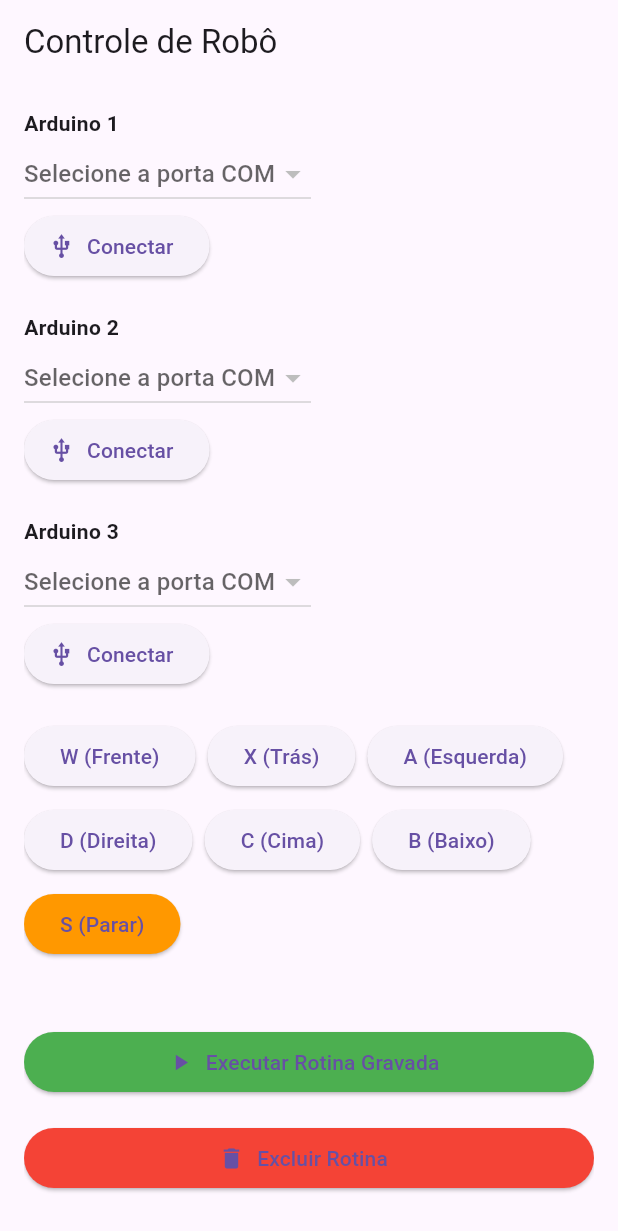
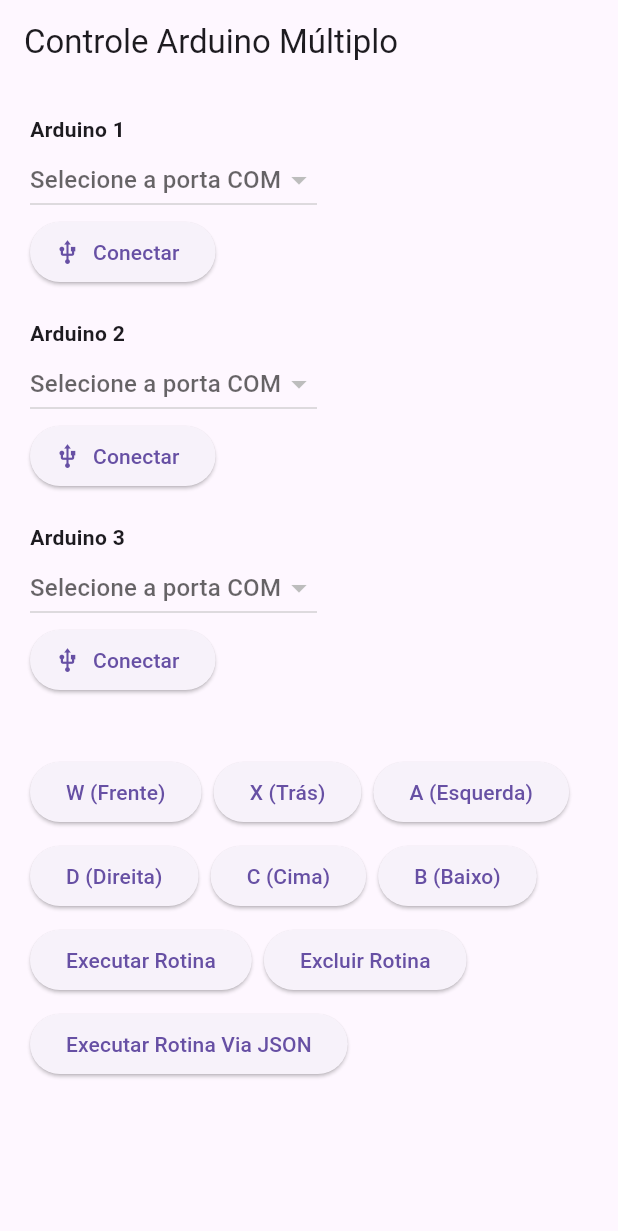
Before and after one commit to roboAutoomacao/controle_arduino, a Flutter app: the screen it shows after launch, on a phone screen of 412 x 824 dp. Shown: the top 1231 px of the screen. Run offline on Flutter 3.47's test engine with Material 3 defaults, Android fonts, the light colour scheme and no system bars; our stand-ins replace file_picker; missing offline and left inert: flutter_libserialport; statements that could not run were skipped.

Commit message:
naquele pique

```diff
--- a/lib/arduino_comando.dart
+++ b/lib/arduino_comando.dart
@@ -52,6 +52,7 @@
             final int tempo = item['tempo'] ?? 500;
 
             if (comando.isNotEmpty) {
+              // Envia o comando específico para o Arduino
               enviarComando(comando);
               await Future.delayed(Duration(milliseconds: tempo));
             }
--- a/lib/main.dart
+++ b/lib/main.dart
@@ -34,7 +34,7 @@
   List<String> portasDisponiveis = [];
   String? porta1, porta2, porta3;
   ArduinoComando? arduino1, arduino2, arduino3;
-  List<String> comandosGravados = [];
+  List<Map<String, dynamic>> comandosGravados = []; // Agora gravando o tempo também
 
   @override
   void initState() {
@@ -92,7 +92,7 @@
 
     if (gravar) {
       setState(() {
-        comandosGravados.add(comando);
+        comandosGravados.add({'comando': comando, 'tempo': 500}); // Aqui estamos gravando o tempo
       });
     }
 
@@ -115,51 +115,41 @@
 
     _mostrarMensagem('Executando rotina...');
 
-    for (var comando in comandosGravados) {
+    for (var item in comandosGravados) {
+      final String comando = item['comando'];
+      final int tempo = item['tempo'];
+
       _enviarParaTodos(comando, gravar: false);
-      await Future.delayed(const Duration(milliseconds: 500));
+      await Future.delayed(Duration(milliseconds: tempo));
     }
 
     _mostrarMensagem('Rotina executada com sucesso!');
   }
 
   void _executarRotinaViaJson() async {
-    FilePickerResult? result = await FilePicker.platform.pickFiles(type: FileType.custom, allowedExtensions: ['json']);
+    FilePickerResult? result = await FilePicker.platform.pickFiles(
+      type: FileType.custom,
+      allowedExtensions: ['json'],
+    );
 
     if (result != null && result.files.single.path != null) {
       final file = File(result.files.single.path!);
       final content = await file.readAsString();
 
       try {
-        final Map<String, dynamic> jsonData = json.decode(content);
+        final List<dynamic> jsonData = json.decode(content);
 
         _mostrarMensagem('Executando comandos do arquivo JSON...');
 
-        // Aqui vamos processar cada comando com um intervalo de tempo.
-        for (int i = 0; i < jsonData["1"]!.length; i++) {
-          // Envia o comando para o Arduino 1
-          String comando1 = jsonData["1"]![i];
-          arduino1?.enviarComando(comando1);
-          await Future.delayed(const Duration(milliseconds: 500));
+        for (var item in jsonData) {
+          String comando = item['comando'];
+          int tempo = item['tempo'];
 
-          // Envia o comando para o Arduino 2
-          String comando2 = jsonData["2"]![i];
-          arduino2?.enviarComando(comando2);
-          await Future.delayed(const Duration(milliseconds: 500));
-
-          // Envia o comando para o Arduino 3
-          String comando3 = jsonData["3"]![i];
-          arduino3?.enviarComando(comando3);
-          await Future.delayed(const Duration(milliseconds: 500));
+          _enviarParaTodos(comando, gravar: false);
+          await Future.delayed(Duration(milliseconds: tempo));
         }
 
-        // Após todos os comandos, enviar o comando de parada (s) para cada Arduino
-        arduino1?.enviarComando('s'); // Parar o Arduino 1
-        arduino2?.enviarComando('s'); // Parar o Arduino 2
-        arduino3?.enviarComando('s'); // Parar o Arduino 3
-
-        _mostrarMensagem('Execução via JSON concluída! Todos os comandos foram executados.');
-
+        _mostrarMensagem('Execução via JSON concluída!');
       } catch (e) {
         _mostrarMensagem('Erro ao ler o JSON: $e');
       }
@@ -219,33 +209,9 @@
         ElevatedButton(onPressed: () => _enviarParaTodos('d', gravar: true), child: const Text('D (Direita)')),
         ElevatedButton(onPressed: () => _enviarParaTodos('c', gravar: true), child: const Text('C (Cima)')),
         ElevatedButton(onPressed: () => _enviarParaTodos('b', gravar: true), child: const Text('B (Baixo)')),
-        ElevatedButton(
-          onPressed: () => _enviarParaTodos('s', gravar: true),
-          style: ElevatedButton.styleFrom(backgroundColor: Colors.orange),
-          child: const Text('S (Parar)'),
-        ),
-      ],
-    );
-  }
-
-  Widget _botoesRotinas() {
-    return Column(
-      crossAxisAlignment: CrossAxisAlignment.stretch,
-      children: [
-        const SizedBox(height: 24),
-        ElevatedButton.icon(
-          icon: const Icon(Icons.play_arrow),
-          label: const Text('Executar Rotina Gravada'),
-          onPressed: _executarRotina,
-          style: ElevatedButton.styleFrom(backgroundColor: Colors.green),
-        ),
-        const SizedBox(height: 16),
-        ElevatedButton.icon(
-          icon: const Icon(Icons.delete),
-          label: const Text('Excluir Rotina'),
-          onPressed: _excluirRotina,
-          style: ElevatedButton.styleFrom(backgroundColor: Colors.red),
-        ),
+        ElevatedButton(onPressed: _executarRotina, child: const Text('Executar Rotina')),
+        ElevatedButton(onPressed: _excluirRotina, child: const Text('Excluir Rotina')),
+        ElevatedButton(onPressed: _executarRotinaViaJson, child: const Text('Executar Rotina Via JSON')),
       ],
     );
   }
@@ -253,24 +219,17 @@
   @override
   Widget build(BuildContext context) {
     return Scaffold(
-      appBar: AppBar(title: const Text('Controle de Robô')),
+      appBar: AppBar(title: const Text('Controle Arduino Múltiplo')),
       body: Padding(
-        padding: const EdgeInsets.all(16),
-        child: ListView(
+        padding: const EdgeInsets.all(20.0),
+        child: Column(
+          crossAxisAlignment: CrossAxisAlignment.start,
           children: [
-            _seletorPorta(1, porta1, (value) => setState(() => porta1 = value)),
-            _seletorPorta(2, porta2, (value) => setState(() => porta2 = value)),
-            _seletorPorta(3, porta3, (value) => setState(() => porta3 = value)),
+            _seletorPorta(1, porta1, (porta) => setState(() => porta1 = porta)),
+            _seletorPorta(2, porta2, (porta) => setState(() => porta2 = porta)),
+            _seletorPorta(3, porta3, (porta) => setState(() => porta3 = porta)),
+            const SizedBox(height: 20),
             _botoesComando(),
-            const SizedBox(height: 20),
-            _botoesRotinas(),
-            const SizedBox(height: 16),
-            ElevatedButton.icon(
-              icon: const Icon(Icons.file_download),
-              label: const Text('Executar Rotina Via JSON'),
-              onPressed: _executarRotinaViaJson,
-              style: ElevatedButton.styleFrom(backgroundColor: Colors.purple),
-            ),
           ],
         ),
       ),
```
